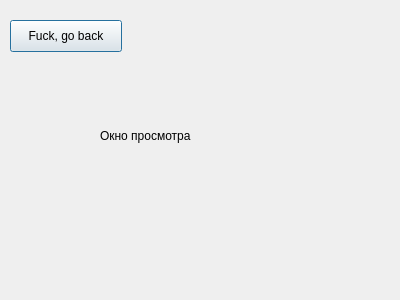
First picture: the form in temporal_editor/viewwindow.ui, repository rock-n-shrimproll/temporalEditor, before the edit.
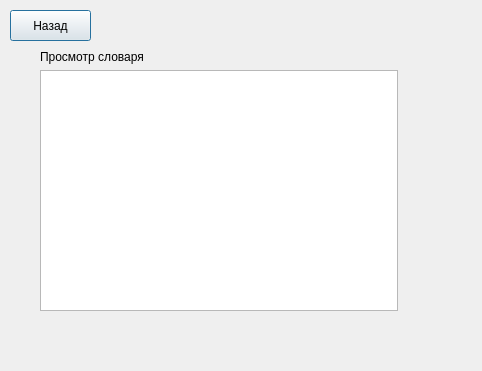
Second picture: the form after the edit.

```diff
--- a/temporal_editor/viewwindow.ui
+++ b/temporal_editor/viewwindow.ui
@@ -6,39 +6,55 @@
    <rect>
     <x>0</x>
     <y>0</y>
-    <width>400</width>
-    <height>300</height>
+    <width>482</width>
+    <height>371</height>
    </rect>
   </property>
   <property name="windowTitle">
    <string>Dialog</string>
   </property>
-  <widget class="QLabel" name="label">
-   <property name="geometry">
-    <rect>
-     <x>100</x>
-     <y>100</y>
-     <width>121</width>
-     <height>71</height>
-    </rect>
-   </property>
-   <property name="text">
-    <string>Окно просмотра</string>
-   </property>
-  </widget>
-  <widget class="QPushButton" name="goBackButton">
+  <widget class="QPushButton" name="pushButtongoBack">
    <property name="geometry">
     <rect>
      <x>10</x>
-     <y>20</y>
-     <width>112</width>
-     <height>32</height>
+     <y>10</y>
+     <width>81</width>
+     <height>31</height>
     </rect>
    </property>
    <property name="text">
-    <string>Fuck, go back</string>
+    <string>Назад</string>
    </property>
   </widget>
+  <widget class="QWidget" name="gridLayoutWidget">
+   <property name="geometry">
+    <rect>
+     <x>40</x>
+     <y>50</y>
+     <width>371</width>
+     <height>261</height>
+    </rect>
+   </property>
+   <layout class="QGridLayout" name="gridLayout">
+    <item row="0" column="2">
+     <widget class="QLabel" name="label_current_dictionary">
+      <property name="text">
+       <string/>
+      </property>
+     </widget>
+    </item>
+    <item row="0" column="0">
+     <widget class="QLabel" name="labelTitle">
+      <property name="text">
+       <string>Просмотр словаря</string>
+      </property>
+     </widget>
+    </item>
+    <item row="1" column="0">
+     <widget class="QListView" name="listViewDict"/>
+    </item>
+   </layout>
+  </widget>
  </widget>
  <resources/>
  <connections/>
```
